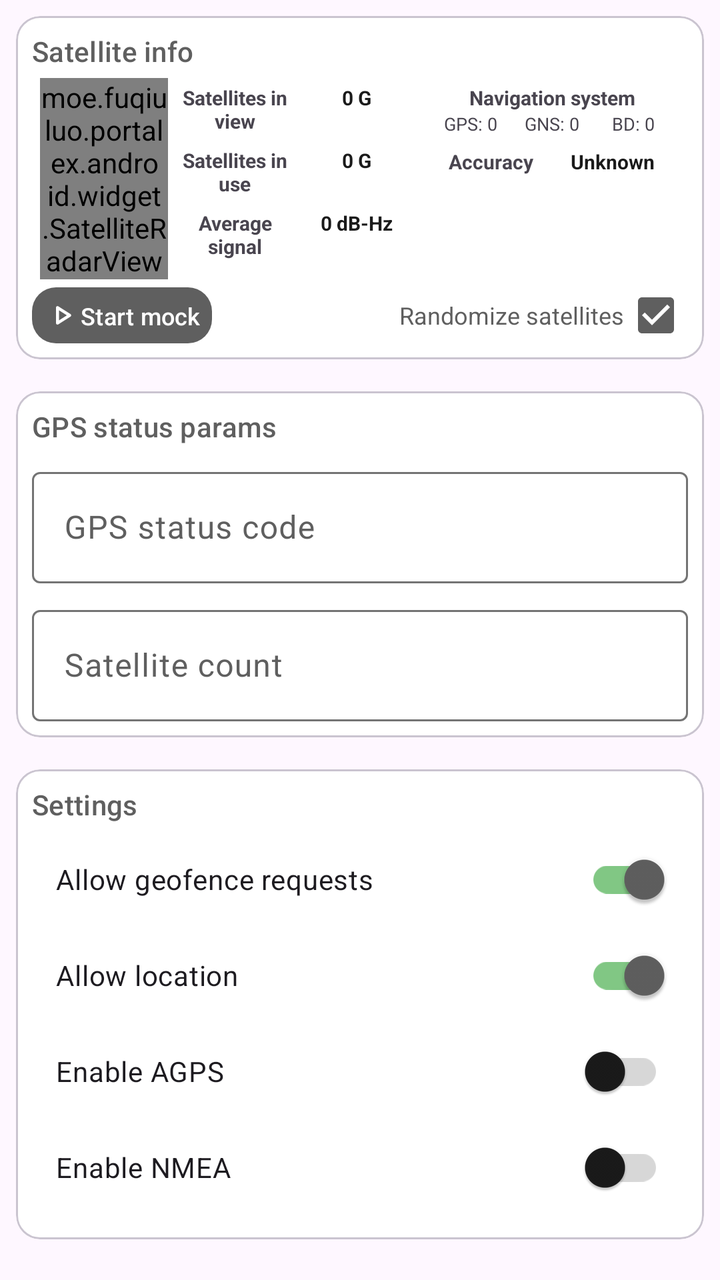
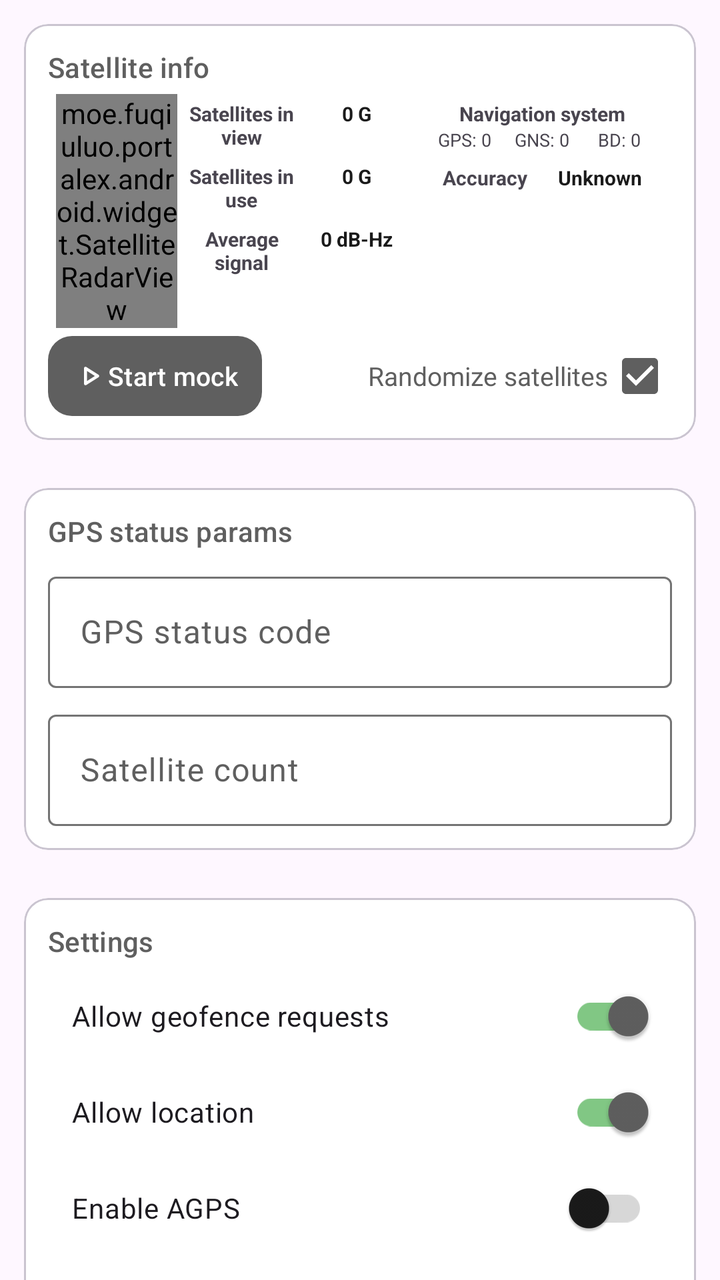

Two renders of the same Android screen: before a commit and after it. Below are the layout's source before the change and the commit's diff.
<!-- AndroidManifest.xml: application theme AppTheme -->
<!-- res/layout/fragment_gnss_mock.xml -->
<?xml version="1.0" encoding="utf-8"?>
<androidx.coordinatorlayout.widget.CoordinatorLayout
    xmlns:android="http://schemas.android.com/apk/res/android"
    xmlns:app="http://schemas.android.com/apk/res-auto"
    xmlns:tools="http://schemas.android.com/tools"
    android:layout_width="match_parent"
    android:layout_height="match_parent"
    tools:context=".ui.gnss.GnssMockFragment">

    <androidx.core.widget.NestedScrollView
        android:layout_width="match_parent"
        android:layout_height="match_parent">

        <LinearLayout
            android:layout_width="match_parent"
            android:layout_height="wrap_content"
            android:orientation="vertical">

            
            <com.google.android.material.card.MaterialCardView
                android:id="@+id/mock_gnss_card"
                android:layout_width="match_parent"
                android:layout_height="wrap_content"
                app:cardCornerRadius="12dp"
                android:layout_margin="8dp"
                app:cardPreventCornerOverlap="false"
                app:contentPadding="8dp">

                <LinearLayout
                    android:layout_width="match_parent"
                    android:layout_height="wrap_content"
                    android:orientation="vertical">

                    <TextView
                        android:layout_width="match_parent"
                        android:layout_height="wrap_content"
                        android:textColor="?attr/colorOnSurfaceVariant"
                        android:textAppearance="@style/TextAppearance.Material3.TitleSmall"
                        android:text="@string/satellites_info"/>

                    
                    <androidx.constraintlayout.widget.ConstraintLayout
                        android:layout_width="match_parent"
                        android:layout_height="wrap_content"
                        android:padding="4dp">

                        <moe.fuqiuluo.portalex.android.widget.SatelliteRadarView
                            android:id="@+id/satellite_rada_view"
                            android:layout_width="0dp"
                            android:layout_height="wrap_content"
                            android:gravity="center"
                            app:layout_constraintEnd_toStartOf="@+id/satellites_info"
                            app:layout_constraintHorizontal_chainStyle="spread"
                            app:layout_constraintHorizontal_weight="1"
                            app:layout_constraintStart_toStartOf="parent"
                            app:layout_constraintTop_toTopOf="parent" />

                        <LinearLayout
                            android:id="@+id/satellites_info"
                            android:layout_width="0dp"
                            android:layout_height="wrap_content"
                            android:orientation="vertical"
                            android:gravity="center"
                            app:layout_constraintHorizontal_weight="2"
                            app:layout_constraintStart_toEndOf="@+id/satellite_rada_view"
                            app:layout_constraintEnd_toStartOf="@+id/text3"
                            app:layout_constraintTop_toTopOf="parent">

                            <TextView
                                android:visibility="gone"
                                android:layout_width="match_parent"
                                android:layout_height="wrap_content"
                                android:text="@string/gnss_satellite_info"
                                android:gravity="center" />

                            <androidx.constraintlayout.widget.ConstraintLayout
                                android:layout_width="match_parent"
                                android:layout_height="wrap_content"
                                android:padding="3dp">

                                <TextView
                                    android:id="@+id/in_view_left_item"
                                    android:layout_width="0dp"
                                    android:layout_height="wrap_content"
                                    android:text="@string/in_view_left_item"
                                    android:gravity="center"
                                    android:textStyle="bold"
                                    android:textSize="10sp"
                                    app:layout_constraintHorizontal_weight="1"
                                    app:layout_constraintStart_toStartOf="parent"
                                    app:layout_constraintEnd_toStartOf="@+id/in_view_right_item"
                                    app:layout_constraintTop_toTopOf="parent"
                                    app:layout_constraintHorizontal_chainStyle="spread" />

                                <TextView
                                    android:id="@+id/in_view_right_item"
                                    android:layout_width="0dp"
                                    android:layout_height="wrap_content"
                                    android:text="@string/zero"
                                    android:gravity="center"
                                    android:textColor="?attr/colorOnSurface"
                                    android:textStyle="bold"
                                    android:textSize="10sp"
                                    app:layout_constraintHorizontal_weight="1"
                                    app:layout_constraintStart_toEndOf="@+id/in_view_left_item"
                                    app:layout_constraintEnd_toEndOf="parent"
                                    app:layout_constraintTop_toTopOf="parent" />

                            </androidx.constraintlayout.widget.ConstraintLayout>

                            <androidx.constraintlayout.widget.ConstraintLayout
                                android:layout_width="match_parent"
                                android:layout_height="wrap_content"
                                android:padding="3dp">

                                <TextView
                                    android:id="@+id/in_use_left_item"
                                    android:layout_width="0dp"
                                    android:layout_height="wrap_content"
                                    android:text="@string/in_use_satellite"
                                    android:gravity="center"
                                    android:textStyle="bold"
                                    android:textSize="10sp"
                                    app:layout_constraintHorizontal_weight="1"
                                    app:layout_constraintStart_toStartOf="parent"
                                    app:layout_constraintEnd_toStartOf="@+id/in_use_right_item"
                                    app:layout_constraintTop_toTopOf="parent"
                                    app:layout_constraintHorizontal_chainStyle="spread" />

                                <TextView
                                    android:id="@+id/in_use_right_item"
                                    android:layout_width="0dp"
                                    android:layout_height="wrap_content"
                                    android:text="@string/zero"
                                    android:gravity="center"
                                    android:textColor="?attr/colorOnSurface"
                                    android:textStyle="bold"
                                    android:textSize="10sp"
                                    app:layout_constraintHorizontal_weight="1"
                                    app:layout_constraintStart_toEndOf="@+id/in_use_left_item"
                                    app:layout_constraintEnd_toEndOf="parent"
                                    app:layout_constraintTop_toTopOf="parent" />

                            </androidx.constraintlayout.widget.ConstraintLayout>

                            <androidx.constraintlayout.widget.ConstraintLayout
                                android:layout_width="match_parent"
                                android:layout_height="wrap_content"
                                android:padding="3dp">

                                <TextView
                                    android:id="@+id/signal_strength_left_item"
                                    android:layout_width="0dp"
                                    android:layout_height="wrap_content"
                                    android:text="@string/gnss_average_signal"
                                    android:gravity="center"
                                    android:textStyle="bold"
                                    android:textSize="10sp"
                                    app:layout_constraintHorizontal_weight="1"
                                    app:layout_constraintStart_toStartOf="parent"
                                    app:layout_constraintEnd_toStartOf="@+id/signal_strength_right_item"
                                    app:layout_constraintTop_toTopOf="parent"
                                    app:layout_constraintHorizontal_chainStyle="spread" />

                                <TextView
                                    android:id="@+id/signal_strength_right_item"
                                    android:layout_width="0dp"
                                    android:layout_height="wrap_content"
                                    android:text="0 dB-Hz"
                                    android:gravity="center"
                                    android:textColor="?attr/colorOnSurface"
                                    android:textStyle="bold"
                                    android:textSize="10sp"
                                    app:layout_constraintHorizontal_weight="1"
                                    app:layout_constraintStart_toEndOf="@+id/signal_strength_left_item"
                                    app:layout_constraintEnd_toEndOf="parent"
                                    app:layout_constraintTop_toTopOf="parent" />
                            </androidx.constraintlayout.widget.ConstraintLayout>

                            <com.google.android.material.card.MaterialCardView
                                android:visibility="gone"
                                android:layout_width="match_parent"
                                android:layout_height="wrap_content"
                                android:layout_margin="4dp"
                                app:cardCornerRadius="12dp"
                                app:cardElevation="1dp">

                                <LinearLayout
                                    android:layout_width="match_parent"
                                    android:layout_height="wrap_content"
                                    android:orientation="vertical"
                                    android:padding="4dp">

                                    <TextView
                                        android:layout_width="match_parent"
                                        android:layout_height="wrap_content"
                                        android:text="@string/gnss_selected_satellite"
                                        android:gravity="center"
                                        android:textStyle="bold"
                                        android:textSize="10sp"/>

                                    <TextView
                                        android:id="@+id/selected_satellite_prn"
                                        android:layout_width="match_parent"
                                        android:layout_height="wrap_content"
                                        android:text="@string/gnss_prn"
                                        android:textSize="9sp"/>

                                    <TextView
                                        android:id="@+id/selected_satellite_snr"
                                        android:layout_width="match_parent"
                                        android:layout_height="wrap_content"
                                        android:text="@string/gnss_signal_strength"
                                        android:textSize="9sp"/>

                                    <TextView
                                        android:id="@+id/selected_satellite_elevation"
                                        android:layout_width="match_parent"
                                        android:layout_height="wrap_content"
                                        android:text="@string/gnss_elevation"
                                        android:textSize="9sp"/>

                                    <TextView
                                        android:id="@+id/selected_satellite_azimuth"
                                        android:layout_width="match_parent"
                                        android:layout_height="wrap_content"
                                        android:text="@string/gnss_azimuth"
                                        android:textSize="9sp"/>
                                </LinearLayout>
                            </com.google.android.material.card.MaterialCardView>

                        </LinearLayout>

                        <LinearLayout
                            android:id="@+id/text3"
                            android:layout_width="0dp"
                            android:layout_height="wrap_content"
                            android:orientation="vertical"
                            app:layout_constraintHorizontal_weight="2"
                            app:layout_constraintStart_toEndOf="@+id/satellites_info"
                            app:layout_constraintEnd_toEndOf="parent"
                            app:layout_constraintTop_toTopOf="parent">

                            <androidx.constraintlayout.widget.ConstraintLayout
                                android:layout_width="match_parent"
                                android:layout_height="wrap_content"
                                android:padding="3dp">

                                <TextView
                                    android:id="@+id/nav_systems_title"
                                    android:layout_width="match_parent"
                                    android:layout_height="wrap_content"
                                    android:text="@string/gnss_navigation_system"
                                    android:gravity="center"
                                    android:textStyle="bold"
                                    android:textSize="10sp"
                                    app:layout_constraintTop_toTopOf="parent"
                                    app:layout_constraintStart_toStartOf="parent"
                                    app:layout_constraintEnd_toEndOf="parent"/>

                                <LinearLayout
                                    android:layout_width="match_parent"
                                    android:layout_height="wrap_content"
                                    android:orientation="horizontal"
                                    app:layout_constraintTop_toBottomOf="@id/nav_systems_title">

                                    <TextView
                                        android:id="@+id/gps_count"
                                        android:layout_width="0dp"
                                        android:layout_height="wrap_content"
                                        android:layout_weight="1"
                                        android:gravity="center"
                                        android:text="GPS: 0"
                                        android:textSize="9sp" />

                                    <TextView
                                        android:id="@+id/glonass_count"
                                        android:layout_width="0dp"
                                        android:layout_height="wrap_content"
                                        android:layout_weight="1"
                                        android:text="GNS: 0"
                                        android:gravity="center"
                                        android:textSize="9sp"/>

                                    <TextView
                                        android:id="@+id/beidou_count"
                                        android:layout_width="0dp"
                                        android:layout_height="wrap_content"
                                        android:layout_weight="1"
                                        android:text="BD: 0"
                                        android:gravity="center"
                                        android:textSize="9sp"/>
                                </LinearLayout>
                            </androidx.constraintlayout.widget.ConstraintLayout>

                            <androidx.constraintlayout.widget.ConstraintLayout
                                android:layout_width="match_parent"
                                android:layout_height="wrap_content"
                                android:padding="3dp">

                                <TextView
                                    android:id="@+id/accuracy_left_item"
                                    android:layout_width="0dp"
                                    android:layout_height="wrap_content"
                                    android:text="@string/gnss_position_accuracy"
                                    android:gravity="center"
                                    android:textStyle="bold"
                                    android:textSize="10sp"
                                    app:layout_constraintHorizontal_weight="1"
                                    app:layout_constraintStart_toStartOf="parent"
                                    app:layout_constraintEnd_toStartOf="@+id/accuracy_right_item"
                                    app:layout_constraintTop_toTopOf="parent"
                                    app:layout_constraintHorizontal_chainStyle="spread" />

                                <TextView
                                    android:id="@+id/accuracy_right_item"
                                    android:layout_width="0dp"
                                    android:layout_height="wrap_content"
                                    android:text="@string/gnss_unknown"
                                    android:gravity="center"
                                    android:textColor="?attr/colorOnSurface"
                                    android:textStyle="bold"
                                    android:textSize="10sp"
                                    app:layout_constraintHorizontal_weight="1"
                                    app:layout_constraintStart_toEndOf="@+id/accuracy_left_item"
                                    app:layout_constraintEnd_toEndOf="parent"
                                    app:layout_constraintTop_toTopOf="parent" />
                            </androidx.constraintlayout.widget.ConstraintLayout>
                        </LinearLayout>

                    </androidx.constraintlayout.widget.ConstraintLayout>

                    <LinearLayout
                        android:layout_width="match_parent"
                        android:layout_height="wrap_content"
                        android:baselineAligned="false"
                        android:orientation="horizontal">

                        <LinearLayout
                            android:layout_width="0dp"
                            android:layout_height="wrap_content"
                            android:layout_weight="1">

                            <com.google.android.material.button.MaterialButton
                                android:id="@+id/switch_gnss_mock"
                                android:layout_width="wrap_content"
                                android:layout_height="28dp"
                                android:textColor="?attr/colorOnPrimary"
                                android:text="@string/start_mock"
                                style="@style/Widget.Material3.Button"
                                android:insetRight="0dp"
                                android:insetLeft="0dp"
                                android:insetTop="0dp"
                                android:insetBottom="0dp"
                                android:textSize="12sp"
                                app:icon="@drawable/rounded_play_arrow_24"
                                app:iconGravity="textStart"
                                app:iconPadding="0dp"
                                android:padding="6dp"
                                app:iconTint="?attr/colorOnPrimary"
                                app:cornerRadius="12dp"/>

                        </LinearLayout>

                        <LinearLayout
                            android:layout_width="0dp"
                            android:layout_weight="1"
                            android:layout_height="match_parent"
                            android:gravity="end|center">

                            <CheckedTextView
                                android:id="@+id/random_gnss"
                                android:layout_width="wrap_content"
                                android:layout_height="wrap_content"
                                android:checkMark="?android:attr/listChoiceIndicatorMultiple"
                                android:checkMarkTint="?attr/colorOnSurfaceVariant"
                                android:checked="true"
                                android:gravity="center"
                                android:text="@string/gnss_randomize"
                                android:textColor="?attr/colorOnSurfaceVariant"
                                android:textSize="12sp" />
                        </LinearLayout>
                    </LinearLayout>
                </LinearLayout>
            </com.google.android.material.card.MaterialCardView>

            <com.google.android.material.card.MaterialCardView
                android:id="@+id/gnss_gps_card"
                android:layout_width="match_parent"
                android:layout_height="wrap_content"
                app:cardCornerRadius="12dp"
                android:layout_margin="8dp"
                app:cardPreventCornerOverlap="false"
                app:contentPadding="8dp">

                <LinearLayout
                    android:layout_width="match_parent"
                    android:layout_height="wrap_content"
                    android:orientation="vertical">

                    <TextView
                        android:layout_width="match_parent"
                        android:layout_height="wrap_content"
                        android:textColor="?attr/colorOnSurfaceVariant"
                        android:textAppearance="@style/TextAppearance.Material3.TitleSmall"
                        android:text="@string/gnss_gps_params" />

                    <com.google.android.material.textfield.TextInputLayout
                        android:layout_width="match_parent"
                        android:layout_height="wrap_content"
                        android:layout_marginTop="8dp"
                        android:hint="@string/gnss_gps_status_code">
                        <com.google.android.material.textfield.TextInputEditText
                            android:id="@+id/gnss_gps_status_code"
                            android:layout_width="match_parent"
                            android:layout_height="wrap_content"
                            android:inputType="number" />
                    </com.google.android.material.textfield.TextInputLayout>

                    <com.google.android.material.textfield.TextInputLayout
                        android:layout_width="match_parent"
                        android:layout_height="wrap_content"
                        android:layout_marginTop="8dp"
                        android:hint="@string/gnss_gps_satellites">
                        <com.google.android.material.textfield.TextInputEditText
                            android:id="@+id/gnss_gps_satellites"
                            android:layout_width="match_parent"
                            android:layout_height="wrap_content"
                            android:inputType="number" />
                    </com.google.android.material.textfield.TextInputLayout>
                </LinearLayout>
            </com.google.android.material.card.MaterialCardView>

            
            <com.google.android.material.card.MaterialCardView
                android:id="@+id/settings_card"
                android:layout_width="match_parent"
                android:layout_height="wrap_content"
                app:cardCornerRadius="12dp"
                android:layout_margin="8dp"
                app:cardPreventCornerOverlap="false"
                app:contentPadding="8dp">

                <LinearLayout
                    android:layout_width="match_parent"
                    android:layout_height="wrap_content"
                    android:orientation="vertical">

                    <TextView
                        android:layout_width="match_parent"
                        android:layout_height="wrap_content"
                        android:textColor="?attr/colorOnSurfaceVariant"
                        android:textAppearance="@style/TextAppearance.Material3.TitleSmall"
                        android:text="@string/gnss_features"/>

                    <LinearLayout
                        android:layout_width="match_parent"
                        android:layout_height="wrap_content"
                        android:orientation="vertical"
                        android:padding="4dp">

                        <com.google.android.material.switchmaterial.SwitchMaterial
                            android:id="@+id/switch_request_geofence"
                            android:layout_width="match_parent"
                            android:layout_height="wrap_content"
                            android:text="@string/gnss_allow_geofence"
                            android:checked="true"
                            android:padding="8dp"/>

                        <com.google.android.material.switchmaterial.SwitchMaterial
                            android:id="@+id/switch_get_from_location"
                            android:layout_width="match_parent"
                            android:layout_height="wrap_content"
                            android:checked="true"
                            android:padding="8dp"
                            android:text="@string/gnss_allow_location" />

                        <com.google.android.material.switchmaterial.SwitchMaterial
                            android:id="@+id/switch_enable_agps"
                            android:layout_width="match_parent"
                            android:layout_height="wrap_content"
                            android:text="@string/gnss_agps"
                            android:checked="false"
                            android:padding="8dp"/>

                        <com.google.android.material.switchmaterial.SwitchMaterial
                            android:id="@+id/switch_enable_nmea"
                            android:layout_width="match_parent"
                            android:layout_height="wrap_content"
                            android:text="@string/gnss_nmea"
                            android:checked="false"
                            android:padding="8dp"/>
                    </LinearLayout>
                </LinearLayout>
            </com.google.android.material.card.MaterialCardView>
        </LinearLayout>
    </androidx.core.widget.NestedScrollView>
</androidx.coordinatorlayout.widget.CoordinatorLayout>
<!-- resources referenced by this layout -->
<resources>
  <!-- drawable rounded_play_arrow_24 (drawable) -->
  <vector xmlns:android="http://schemas.android.com/apk/res/android" android:autoMirrored="true" android:height="24dp" android:tint="?attr/colorOnSurface" android:viewportHeight="960" android:viewportWidth="960" android:width="24dp">
        
      <path android:fillColor="@android:color/white" android:pathData="M320,687L320,273Q320,256 332,244.5Q344,233 360,233Q365,233 370.5,234.5Q376,236 381,239L707,446Q716,452 720.5,461Q725,470 725,480Q725,490 720.5,499Q716,508 707,514L381,721Q376,724 370.5,725.5Q365,727 360,727Q344,727 332,715.5Q320,704 320,687ZM400,480L400,480L400,480L400,480ZM400,614L610,480L400,346L400,614Z"/>
      
  </vector>
  <string name="gnss_agps">Enable AGPS</string>
  <string name="gnss_allow_geofence">Allow geofence requests</string>
  <string name="gnss_allow_location">Allow location</string>
  <string name="gnss_average_signal">Average signal</string>
  <string name="gnss_azimuth">Azimuth: -- deg</string>
  <string name="gnss_elevation">Elevation: -- deg</string>
  <string name="gnss_features">Settings</string>
  <string name="gnss_gps_params">GPS status params</string>
  <string name="gnss_gps_satellites">Satellite count</string>
  <string name="gnss_gps_status_code">GPS status code</string>
  <string name="gnss_navigation_system">Navigation system</string>
  <string name="gnss_nmea">Enable NMEA</string>
  <string name="gnss_position_accuracy">Accuracy</string>
  <string name="gnss_prn">PRN: --</string>
  <string name="gnss_randomize">Randomize satellites</string>
  <string name="gnss_satellite_info">Satellite info</string>
  <string name="gnss_selected_satellite">Selected satellite</string>
  <string name="gnss_signal_strength">Signal: -- dB-Hz</string>
  <string name="gnss_unknown">Unknown</string>
  <string name="in_use_satellite">Satellites in use</string>
  <string name="in_view_left_item">Satellites in view</string>
  <string name="satellites_info">Satellite info</string>
  <string name="start_mock">Start mock</string>
  <string name="zero">0 G</string>
  <style name="Portal.SearchViewStyle" parent="Widget.AppCompat.SearchView" />
  <style name="Portal.SliderTheme" parent="Widget.Material3.Slider" />
  <style name="PortalPopupMenuStyle" parent="Widget.Material3.PopupMenu">
          <item name="android:popupAnimationStyle">@style/PortalPopupAnimation</item>
      </style>
  <style name="Portal.SwitchStyle" parent="Widget.Material3.CompoundButton.Switch">
          <item name="useMaterialThemeColors">true</item>
          <item name="trackTint">@color/switch_track_tint</item>
      </style>
  <style name="PortalPopupAnimation">
          <item name="android:windowEnterAnimation">@anim/popup_in_top_end</item>
          <item name="android:windowExitAnimation">@anim/popup_out_top_end</item>
      </style>
  <!-- unchanged entries left out for length: 1 -->
</resources>

<!-- the commit's change to res/layout/fragment_gnss_mock.xml (unified diff, before → after) -->
@@ -21,10 +21,10 @@
                 android:id="@+id/mock_gnss_card"
                 android:layout_width="match_parent"
                 android:layout_height="wrap_content"
-                app:cardCornerRadius="12dp"
-                android:layout_margin="8dp"
+                app:cardCornerRadius="@dimen/card_radius"
+                android:layout_margin="@dimen/page_gutter"
                 app:cardPreventCornerOverlap="false"
-                app:contentPadding="8dp">
+                app:contentPadding="@dimen/card_padding">
 
                 <LinearLayout
                     android:layout_width="match_parent"
@@ -182,7 +182,7 @@
                                 android:layout_width="match_parent"
                                 android:layout_height="wrap_content"
                                 android:layout_margin="4dp"
-                                app:cardCornerRadius="12dp"
+                                app:cardCornerRadius="@dimen/card_radius"
                                 app:cardElevation="1dp">
 
                                 <LinearLayout
@@ -344,7 +344,7 @@
                             <com.google.android.material.button.MaterialButton
                                 android:id="@+id/switch_gnss_mock"
                                 android:layout_width="wrap_content"
-                                android:layout_height="28dp"
+                                android:layout_height="40dp"
                                 android:textColor="?attr/colorOnPrimary"
                                 android:text="@string/start_mock"
                                 style="@style/Widget.Material3.Button"
@@ -352,11 +352,12 @@
                                 android:insetLeft="0dp"
                                 android:insetTop="0dp"
                                 android:insetBottom="0dp"
-                                android:textSize="12sp"
+                                android:textSize="13sp"
                                 app:icon="@drawable/rounded_play_arrow_24"
                                 app:iconGravity="textStart"
                                 app:iconPadding="0dp"
-                                android:padding="6dp"
+                                android:paddingStart="12dp"
+                                android:paddingEnd="12dp"
                                 app:iconTint="?attr/colorOnPrimary"
                                 app:cornerRadius="12dp"/>
 
@@ -378,7 +379,7 @@
                                 android:gravity="center"
                                 android:text="@string/gnss_randomize"
                                 android:textColor="?attr/colorOnSurfaceVariant"
-                                android:textSize="12sp" />
+                                android:textSize="13sp" />
                         </LinearLayout>
                     </LinearLayout>
                 </LinearLayout>
@@ -388,10 +389,10 @@
                 android:id="@+id/gnss_gps_card"
                 android:layout_width="match_parent"
                 android:layout_height="wrap_content"
-                app:cardCornerRadius="12dp"
-                android:layout_margin="8dp"
+                app:cardCornerRadius="@dimen/card_radius"
+                android:layout_margin="@dimen/page_gutter"
                 app:cardPreventCornerOverlap="false"
-                app:contentPadding="8dp">
+                app:contentPadding="@dimen/card_padding">
 
                 <LinearLayout
                     android:layout_width="match_parent"
@@ -436,10 +437,10 @@
                 android:id="@+id/settings_card"
                 android:layout_width="match_parent"
                 android:layout_height="wrap_content"
-                app:cardCornerRadius="12dp"
-                android:layout_margin="8dp"
+                app:cardCornerRadius="@dimen/card_radius"
+                android:layout_margin="@dimen/page_gutter"
                 app:cardPreventCornerOverlap="false"
-                app:contentPadding="8dp">
+                app:contentPadding="@dimen/card_padding">
 
                 <LinearLayout
                     android:layout_width="match_parent"
<!-- resource entries referenced after the edit -->
@@ -1,5 +1,8 @@
 <!-- resources referenced by this layout -->
 <resources>
+  <dimen name="card_padding">12dp</dimen>
+  <dimen name="card_radius">12dp</dimen>
+  <dimen name="page_gutter">12dp</dimen>
   <!-- drawable rounded_play_arrow_24 (drawable) -->
   <vector xmlns:android="http://schemas.android.com/apk/res/android" android:autoMirrored="true" android:height="24dp" android:tint="?attr/colorOnSurface" android:viewportHeight="960" android:viewportWidth="960" android:width="24dp">
         
